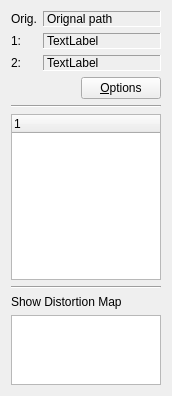
kLassikko/YuvToolkit, file YUVToolkit/MeasureWindow.ui: the form before one commit.
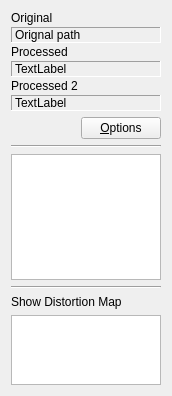
The form after the commit. Custom widgets are drawn as their Qt base class.

Commit message: Update MeasureWindow UI using custom table models

The edit to the form file:
```diff
--- a/YUVToolkit/MeasureWindow.ui
+++ b/YUVToolkit/MeasureWindow.ui
@@ -27,19 +27,25 @@
   </property>
   <layout class="QVBoxLayout" name="verticalLayout">
    <item>
-    <layout class="QFormLayout" name="formLayout">
-     <property name="fieldGrowthPolicy">
-      <enum>QFormLayout::AllNonFixedFieldsGrow</enum>
+    <layout class="QVBoxLayout" name="verticalLayout_2">
+     <property name="spacing">
+      <number>2</number>
      </property>
-     <item row="0" column="0">
+     <item>
       <widget class="QLabel" name="label">
        <property name="text">
-        <string>Orig.</string>
+        <string>Original</string>
        </property>
       </widget>
      </item>
-     <item row="0" column="1">
-      <widget class="QLabel" name="label_Original">
+     <item>
+      <widget class="TextLabel" name="label_Original">
+       <property name="sizePolicy">
+        <sizepolicy hsizetype="Preferred" vsizetype="Preferred">
+         <horstretch>100</horstretch>
+         <verstretch>0</verstretch>
+        </sizepolicy>
+       </property>
        <property name="frameShape">
         <enum>QFrame::Panel</enum>
        </property>
@@ -52,36 +58,23 @@
        <property name="textFormat">
         <enum>Qt::PlainText</enum>
        </property>
-       <property name="margin">
-        <number>3</number>
+       <property name="scaledContents">
+        <bool>true</bool>
        </property>
-      </widget>
-     </item>
-     <item row="1" column="1">
-      <widget class="QLabel" name="label_Processed">
-       <property name="frameShape">
-        <enum>QFrame::Panel</enum>
-       </property>
-       <property name="frameShadow">
-        <enum>QFrame::Sunken</enum>
-       </property>
-       <property name="text">
-        <string>TextLabel</string>
-       </property>
        <property name="margin">
         <number>3</number>
        </property>
       </widget>
      </item>
-     <item row="2" column="0">
-      <widget class="QLabel" name="label_Processed2_Header">
-       <property name="text">
-        <string>2:</string>
-       </property>
-      </widget>
-     </item>
-     <item row="2" column="1">
+     <item>
       <widget class="QLabel" name="label_3">
+       <property name="text">
+        <string>Processed</string>
+       </property>
+      </widget>
+     </item>
+     <item>
+      <widget class="TextLabel" name="label_Processed">
        <property name="frameShape">
         <enum>QFrame::Panel</enum>
        </property>
@@ -96,10 +89,26 @@
        </property>
       </widget>
      </item>
-     <item row="1" column="0">
-      <widget class="QLabel" name="label_Processed_Header">
+     <item>
+      <widget class="QLabel" name="label_4">
        <property name="text">
-        <string>1:</string>
+        <string>Processed 2</string>
+       </property>
+      </widget>
+     </item>
+     <item>
+      <widget class="TextLabel" name="label_Processed_2">
+       <property name="frameShape">
+        <enum>QFrame::Panel</enum>
+       </property>
+       <property name="frameShadow">
+        <enum>QFrame::Sunken</enum>
+       </property>
+       <property name="text">
+        <string>TextLabel</string>
+       </property>
+       <property name="margin">
+        <number>3</number>
        </property>
       </widget>
      </item>
@@ -140,27 +149,13 @@
     </widget>
    </item>
    <item>
-    <widget class="QTreeWidget" name="tree_Results">
+    <widget class="QTableView" name="table_Measure_Results">
      <property name="sizePolicy">
       <sizepolicy hsizetype="Expanding" vsizetype="Expanding">
        <horstretch>0</horstretch>
-       <verstretch>5</verstretch>
+       <verstretch>10</verstretch>
       </sizepolicy>
      </property>
-     <property name="indentation">
-      <number>4</number>
-     </property>
-     <property name="rootIsDecorated">
-      <bool>false</bool>
-     </property>
-     <property name="itemsExpandable">
-      <bool>false</bool>
-     </property>
-     <column>
-      <property name="text">
-       <string notr="true">1</string>
-      </property>
-     </column>
     </widget>
    </item>
    <item>
@@ -206,6 +201,13 @@
    </item>
   </layout>
  </widget>
+ <customwidgets>
+  <customwidget>
+   <class>TextLabel</class>
+   <extends>QLabel</extends>
+   <header>UI/TextLabel.h</header>
+  </customwidget>
+ </customwidgets>
  <resources/>
  <connections/>
 </ui>
```
Left out of the diff: 21 changed lines with no effect on the pictures. The commit also changes 5 other files.
